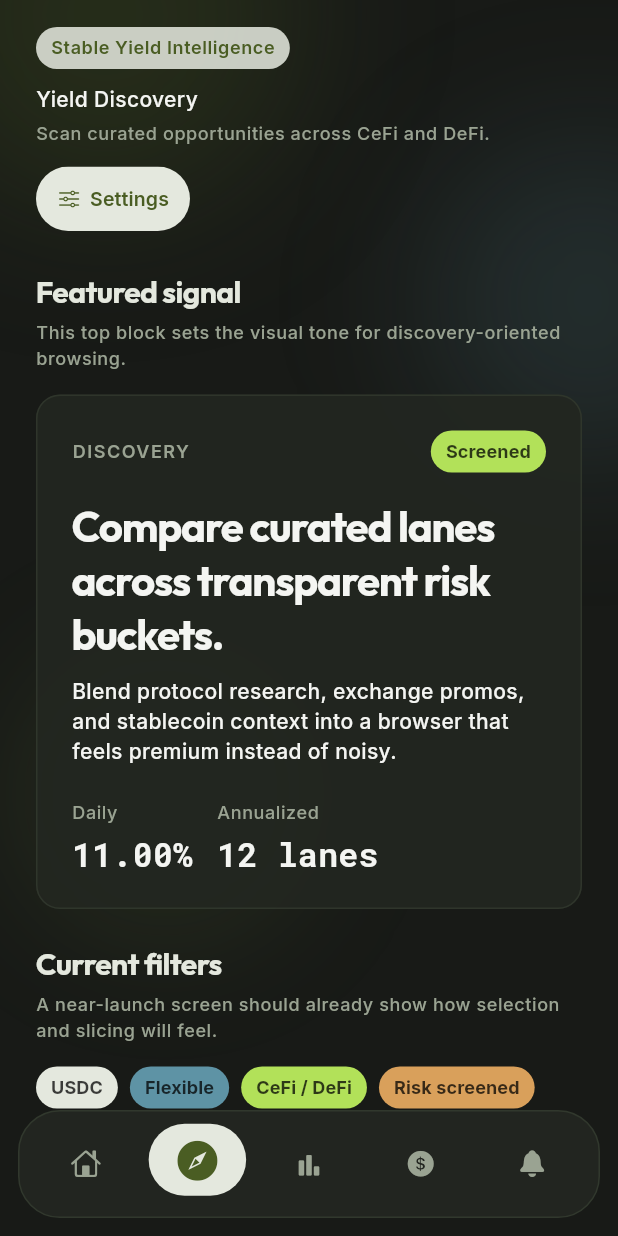
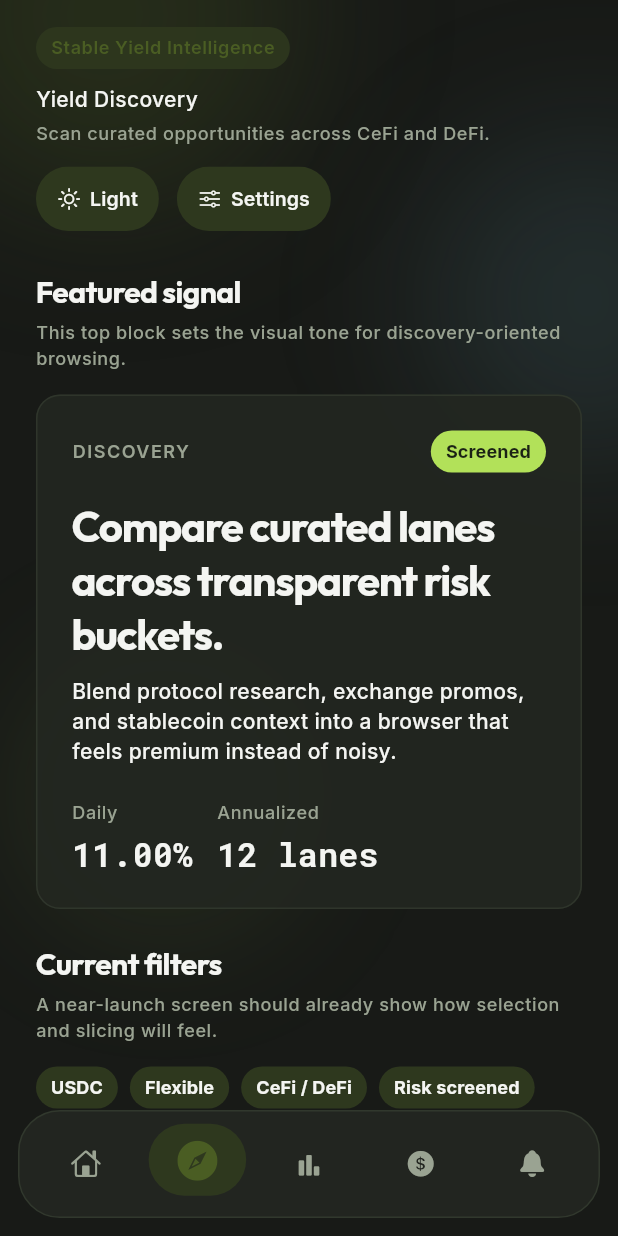
Before and after one commit to Golden-Chinchilla/stably, a Flutter app: the screen it shows after launch, item 2 of the bottom bar chosen, on a phone screen of 412 x 824 dp. Run offline on Flutter 3.47's test engine with Material 3 defaults, Android fonts, the phone set to English and light mode, and no system bars; drawn by our look-alikes of flutter_animate; our stand-ins replace flutter_riverpod, flutter_screenutil, go_router, google_fonts.

Commit message:
color fixed

```diff
--- a/lib/features/discover/presentation/discover_page.dart
+++ b/lib/features/discover/presentation/discover_page.dart
@@ -37,12 +37,12 @@ class DiscoverPage extends StatelessWidget {
           child: Wrap(
             spacing: 8,
             runSpacing: 8,
-            children: [
+            children: const [
               StatusTag(label: 'USDC'),
-              StatusTag(label: 'Flexible', tone: StatusTagTone.info),
-              StatusTag(label: 'CeFi / DeFi', tone: StatusTagTone.success),
-              StatusTag(label: 'Risk screened', tone: StatusTagTone.warning),
-              StatusTag(label: 'Top APY', tone: StatusTagTone.info),
+              StatusTag(label: 'Flexible'),
+              StatusTag(label: 'CeFi / DeFi'),
+              StatusTag(label: 'Risk screened'),
+              StatusTag(label: 'Top APY'),
             ],
           ),
         ),
--- a/lib/shared/design/app_text_styles.dart
+++ b/lib/shared/design/app_text_styles.dart
@@ -5,7 +5,7 @@ import 'package:stably_app/shared/design/app_theme_tokens.dart';
 class AppTextStyles {
   static TextTheme textTheme(AppThemeTokens colors) {
     final titleColor =
-        colors.background.computeLuminance() < 0.2 ? colors.primarySubtle : colors.primary;
+        colors.background.computeLuminance() < 0.2 ? colors.textPrimary : colors.primary;
 
     return TextTheme(
       displaySmall: GoogleFonts.outfit(
--- a/lib/shared/design/app_theme_tokens.dart
+++ b/lib/shared/design/app_theme_tokens.dart
@@ -41,7 +41,7 @@ class AppThemeTokens extends ThemeExtension<AppThemeTokens> {
 
   static const dark = AppThemeTokens(
     primary: Color(0xFF4A5D23),
-    primarySubtle: Color(0xFFE4E8DE),
+    primarySubtle: Color(0xFF2E381E), // Slightly toned-back dark green instead of E4E8DE
     background: Color(0xFF181A17),
     surface: Color(0xFF222620),
     textPrimary: Color(0xFFF4F5F2),
--- a/lib/shared/widgets/app_page_scaffold.dart
+++ b/lib/shared/widgets/app_page_scaffold.dart
@@ -1,12 +1,14 @@
 import 'package:flutter/cupertino.dart';
 import 'package:flutter/material.dart';
+import 'package:flutter_riverpod/flutter_riverpod.dart';
 import 'package:go_router/go_router.dart';
+import 'package:stably_app/app/providers/app_state_providers.dart';
 import 'package:stably_app/app/router/app_router.dart';
 import 'package:stably_app/shared/design/app_spacing.dart';
 import 'package:stably_app/shared/design/app_theme_tokens.dart';
 import 'package:stably_app/shared/widgets/pill_button.dart';
 
-class AppPageScaffold extends StatelessWidget {
+class AppPageScaffold extends ConsumerWidget {
   const AppPageScaffold({
     super.key,
     required this.title,
@@ -21,7 +23,7 @@ class AppPageScaffold extends StatelessWidget {
   final bool showSettingsButton;
 
   @override
-  Widget build(BuildContext context) {
+  Widget build(BuildContext context, WidgetRef ref) {
     final tokens = context.tokens;
     final theme = Theme.of(context);
 
@@ -76,6 +78,14 @@ class AppPageScaffold extends StatelessWidget {
                         if (showSettingsButton && !stackHeader) ...[
                           const SizedBox(width: 12),
                           PillButton(
+                            label: theme.brightness == Brightness.dark ? 'Light' : 'Dark',
+                            icon: theme.brightness == Brightness.dark ? CupertinoIcons.sun_max : CupertinoIcons.moon,
+                            isPrimary: false,
+                            compact: true,
+                            onPressed: () => ref.read(themeModeProvider.notifier).toggle(),
+                          ),
+                          const SizedBox(width: 12),
+                          PillButton(
                             label: 'Settings',
                             icon: CupertinoIcons.slider_horizontal_3,
                             isPrimary: false,
@@ -88,6 +98,16 @@ class AppPageScaffold extends StatelessWidget {
                     ),
                     if (showSettingsButton && stackHeader) ...[
                       const SizedBox(height: 14),
+                      Row(
+                        children: [
+                          PillButton(
+                            label: theme.brightness == Brightness.dark ? 'Light' : 'Dark',
+                            icon: theme.brightness == Brightness.dark ? CupertinoIcons.sun_max : CupertinoIcons.moon,
+                            isPrimary: false,
+                            compact: true,
+                            onPressed: () => ref.read(themeModeProvider.notifier).toggle(),
+                          ),
+                          const SizedBox(width: 12),
                           PillButton(
                             label: 'Settings',
                             icon: CupertinoIcons.slider_horizontal_3,
@@ -95,6 +115,8 @@ class AppPageScaffold extends StatelessWidget {
                             compact: true,
                             onPressed: () =>
                                 context.pushNamed(AppRoute.settings.name),
+                          ),
+                        ],
                       ),
                     ],
                   ],
--- a/lib/shared/widgets/opportunity_card.dart
+++ b/lib/shared/widgets/opportunity_card.dart
@@ -67,7 +67,7 @@ class OpportunityCard extends StatelessWidget {
             spacing: 8,
             runSpacing: 8,
             children: [
-              for (final tag in tags) StatusTag(label: tag, tone: tone),
+              for (final tag in tags) StatusTag(label: tag),
             ],
           ),
         ],
--- a/lib/shared/widgets/pill_button.dart
+++ b/lib/shared/widgets/pill_button.dart
@@ -21,8 +21,9 @@ class PillButton extends StatelessWidget {
   @override
   Widget build(BuildContext context) {
     final tokens = context.tokens;
+    final isDark = Theme.of(context).brightness == Brightness.dark;
     final backgroundColor = isPrimary ? tokens.primary : tokens.primarySubtle;
-    final foregroundColor = isPrimary ? Colors.white : tokens.primary;
+    final foregroundColor = isPrimary ? Colors.white : (isDark ? tokens.textPrimary : tokens.primary);
 
     return Material(
       color: Colors.transparent,
--- a/lib/shared/widgets/status_tag.dart
+++ b/lib/shared/widgets/status_tag.dart
@@ -24,6 +24,12 @@ class StatusTag extends StatelessWidget {
       StatusTagTone.neutral => tokens.primarySubtle,
     };
 
+    final isDark = Theme.of(context).brightness == Brightness.dark;
+    final isNeutral = tone == StatusTagTone.neutral;
+    final textColor = isNeutral
+        ? (isDark ? tokens.textPrimary : tokens.primary)
+        : (color.computeLuminance() > 0.4 ? const Color(0xFF1B2215) : Colors.white);
+
     return DecoratedBox(
       decoration: BoxDecoration(
         color: color,
@@ -34,7 +40,7 @@ class StatusTag extends StatelessWidget {
         child: Text(
           label,
           style: Theme.of(context).textTheme.labelMedium?.copyWith(
-                color: Colors.black.withAlpha(190),
+                color: textColor,
                 fontWeight: FontWeight.w700,
               ),
         ),
```
Lines whose indentation alone changed are shown as unchanged.
